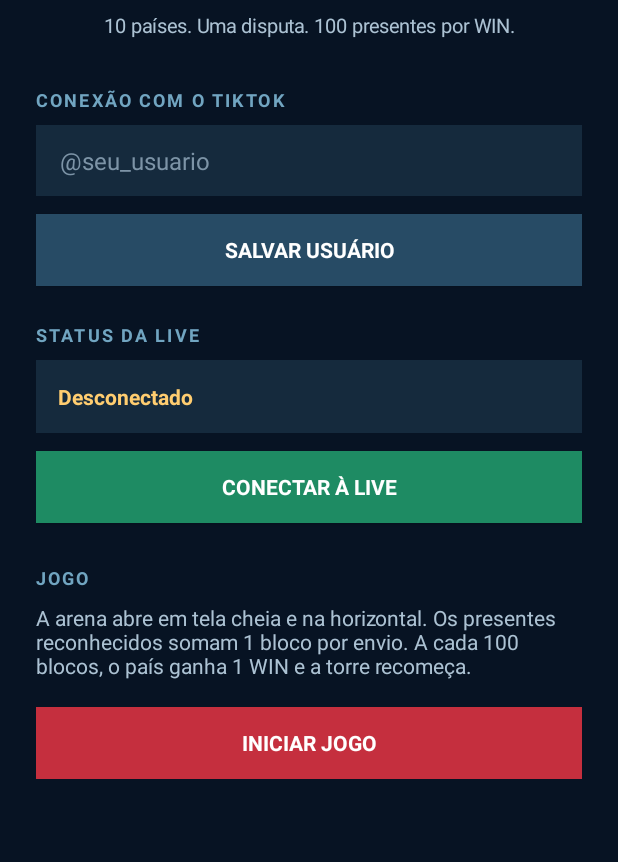
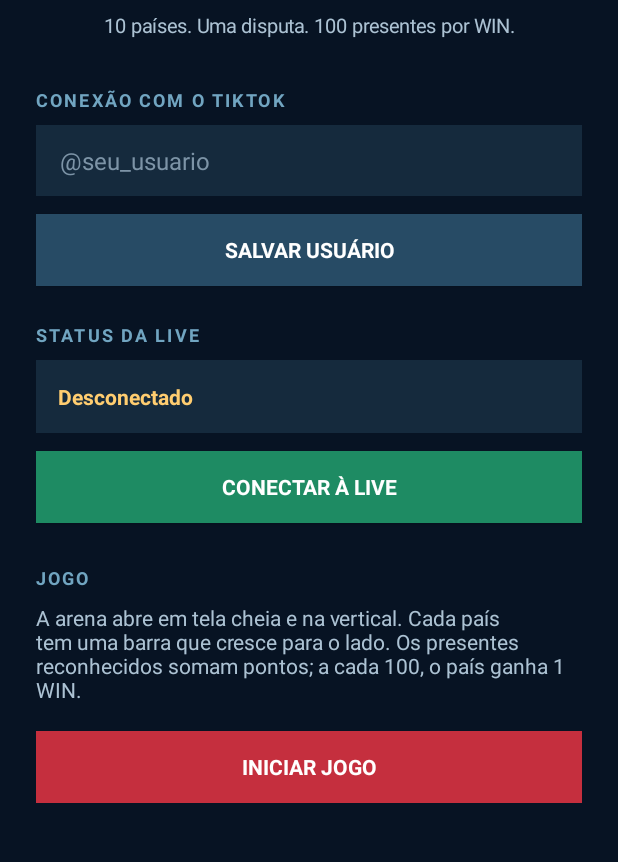
Before and after one commit to LUFFYBWX/Jogo-interativo, an Android app: the screen it shows after launch (MainActivity), on a phone screen of 412 x 824 dp, the part 93-955 px from its top. Run offline under Robolectric (Android 15) with nearby library versions, the phone set to English and light mode, and no system bars.

Commit message:
Update game instructions for portrait layout

```diff
--- a/app/src/main/java/com/livecraft/MainActivity.kt
+++ b/app/src/main/java/com/livecraft/MainActivity.kt
@@ -99,7 +99,7 @@ class MainActivity : Activity() {
         }, matchWrap().apply { bottomMargin = dp(24) })
 
         content.addView(sectionTitle("JOGO"))
-        content.addView(label("A arena abre em tela cheia e na horizontal. Os presentes reconhecidos somam 1 bloco por envio. A cada 100 blocos, o país ganha 1 WIN e a torre recomeça.", 14f, Color.rgb(172, 194, 211), false).apply {
+        content.addView(label("A arena abre em tela cheia e na vertical. Cada país tem uma barra que cresce para o lado. Os presentes reconhecidos somam pontos; a cada 100, o país ganha 1 WIN.", 14f, Color.rgb(172, 194, 211), false).apply {
             setPadding(0, 0, 0, dp(18))
         }, matchWrap())
         content.addView(actionButton("INICIAR JOGO", Color.rgb(197, 47, 62)) {
```
